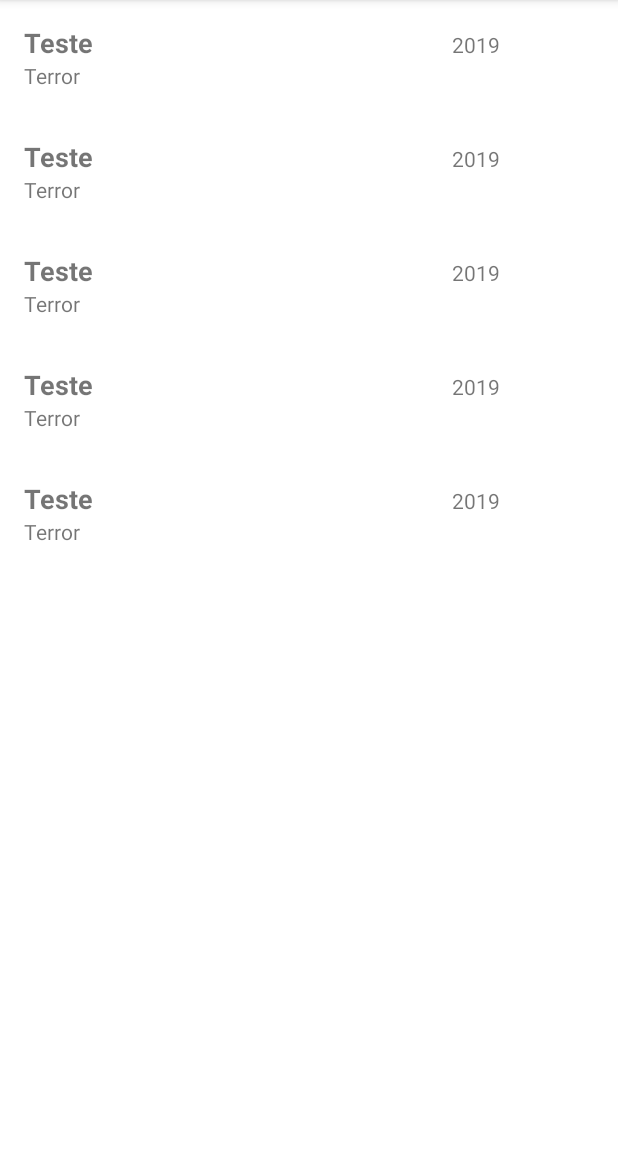
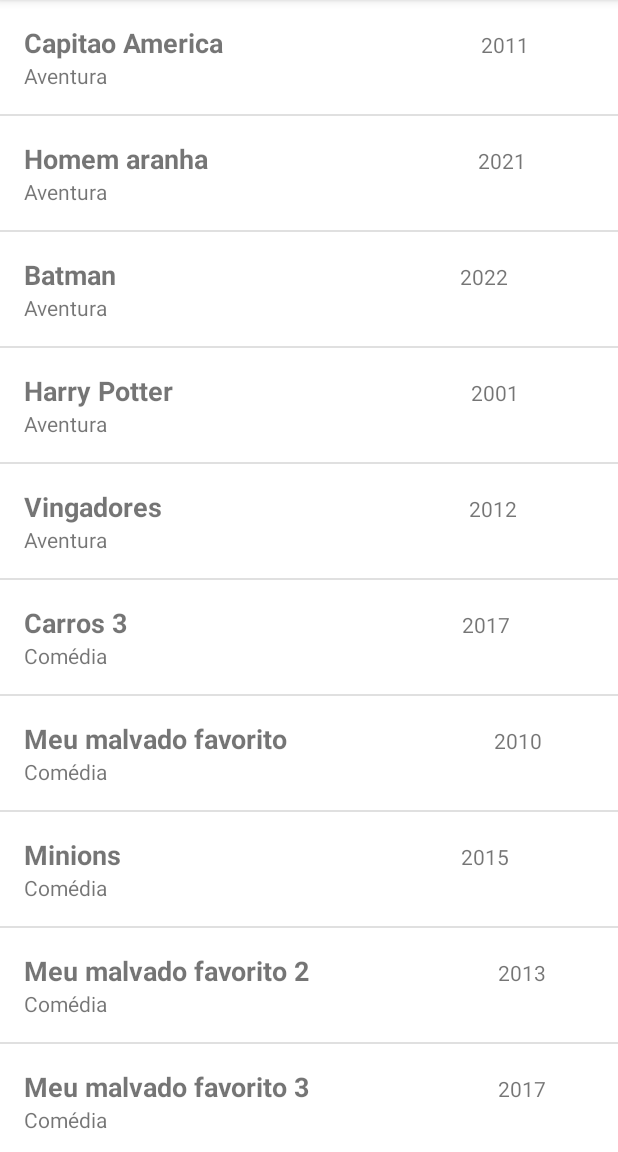
Before and after one commit to VictordeLara/RecyclerView, an Android app: the screen it shows after launch (MainActivity), on a phone screen of 412 x 824 dp, the part 84-1236 px from its top. Run offline under Robolectric (Android 15) with nearby library versions, the phone set to English and light mode, and no system bars.

```diff
--- a/app/src/main/java/com/example/recyclerview/activity/MainActivity.java
+++ b/app/src/main/java/com/example/recyclerview/activity/MainActivity.java
@@ -1,17 +1,24 @@
 package com.example.recyclerview.activity;
 
 import androidx.appcompat.app.AppCompatActivity;
+import androidx.recyclerview.widget.DividerItemDecoration;
 import androidx.recyclerview.widget.LinearLayoutManager;
 import androidx.recyclerview.widget.RecyclerView;
 
 import android.os.Bundle;
+import android.widget.LinearLayout;
 
 import com.example.recyclerview.R;
 import com.example.recyclerview.adapter.Adapter;
+import com.example.recyclerview.model.Filme;
+
+import java.util.ArrayList;
+import java.util.List;
 
 public class MainActivity extends AppCompatActivity {
 
     private RecyclerView recyclerView;
+    private List<Filme> listaFilmes = new ArrayList<>();
 
     @Override
     protected void onCreate(Bundle savedInstanceState) {
@@ -20,17 +27,45 @@ public class MainActivity extends AppCompatActivity {
 
         recyclerView = findViewById(R.id.recyclerView);
 
+        //listagem
+        this.criarFilmes();
+
         //adapter
-        Adapter adapter = new Adapter();
+        Adapter adapter = new Adapter( listaFilmes );
 
 
         //recyclerView
         RecyclerView.LayoutManager layoutManager = new LinearLayoutManager(getApplicationContext());
         recyclerView.setLayoutManager( layoutManager );
         recyclerView.setHasFixedSize(true);
+        recyclerView.addItemDecoration( new DividerItemDecoration(this, LinearLayout.VERTICAL));
         recyclerView.setAdapter(adapter);
 
     }
 
+    public void criarFilmes (){
+
+        Filme filme = new Filme("Capitao America","Aventura", "2011");
+        this.listaFilmes.add(filme);
+        filme = new Filme("Homem aranha","Aventura", "2021");
+        this.listaFilmes.add(filme);
+        filme = new Filme("Batman","Aventura", "2022");
+        this.listaFilmes.add(filme);
+        filme = new Filme("Harry Potter","Aventura", "2001");
+        this.listaFilmes.add(filme);
+        filme = new Filme("Vingadores","Aventura", "2012");
+        this.listaFilmes.add(filme);
+        filme = new Filme("Carros 3","Comédia", "2017");
+        this.listaFilmes.add(filme);
+        filme = new Filme("Meu malvado favorito","Comédia", "2010");
+        this.listaFilmes.add(filme);
+        filme = new Filme("Minions","Comédia", "2015");
+        this.listaFilmes.add(filme);
+        filme = new Filme("Meu malvado favorito 2","Comédia", "2013");
+        this.listaFilmes.add(filme);
+        filme = new Filme("Meu malvado favorito 3","Comédia", "2017");
+        this.listaFilmes.add(filme);
+    }
+
 
 }
--- a/app/src/main/java/com/example/recyclerview/adapter/Adapter.java
+++ b/app/src/main/java/com/example/recyclerview/adapter/Adapter.java
@@ -9,8 +9,17 @@ import androidx.annotation.NonNull;
 import androidx.recyclerview.widget.RecyclerView;
 
 import com.example.recyclerview.R;
+import com.example.recyclerview.model.Filme;
+
+import java.util.List;
 
 public class Adapter extends RecyclerView.Adapter <Adapter.MyViewHolder> {
+
+    private  List<Filme> listaFilmes;
+
+    public Adapter(List<Filme> lista) {
+        this.listaFilmes = lista;
+    }
 
     @NonNull
     @Override
@@ -23,15 +32,18 @@ public class Adapter extends RecyclerView.Adapter <Adapter.MyViewHolder> {
 
     @Override
     public void onBindViewHolder(@NonNull MyViewHolder holder, int position) {
-        holder.titulo.setText("Teste ");
-        holder.genero.setText("Terror ");
-        holder.ano.setText("2019 ");
+
+        Filme filme = listaFilmes.get( position );
+        holder.titulo.setText(filme.getTituloFilme());
+        holder.genero.setText(filme.getGenero());
+        holder.ano.setText(filme.getAno());
 
     }
 
     @Override
     public int getItemCount() {
-        return 5;
+
+        return listaFilmes.size();
     }
 
     public class MyViewHolder extends RecyclerView.ViewHolder {
--- /dev/null
+++ b/app/src/main/java/com/example/recyclerview/model/Filme.java
@@ -0,0 +1,42 @@
+package com.example.recyclerview.model;
+
+public class Filme {
+
+    private String tituloFilme;
+    private String genero;
+    private String ano;
+
+    public Filme(){
+
+    }
+
+    public Filme(String tituloFilme, String genero, String ano) {
+        this.tituloFilme = tituloFilme;
+        this.genero = genero;
+        this.ano = ano;
+    }
+
+    public String getTituloFilme() {
+        return tituloFilme;
+    }
+
+    public void setTituloFilme(String tituloFilme) {
+        this.tituloFilme = tituloFilme;
+    }
+
+    public String getGenero() {
+        return genero;
+    }
+
+    public void setGenero(String genero) {
+        this.genero = genero;
+    }
+
+    public String getAno() {
+        return ano;
+    }
+
+    public void setAno(String ano) {
+        this.ano = ano;
+    }
+}
```
